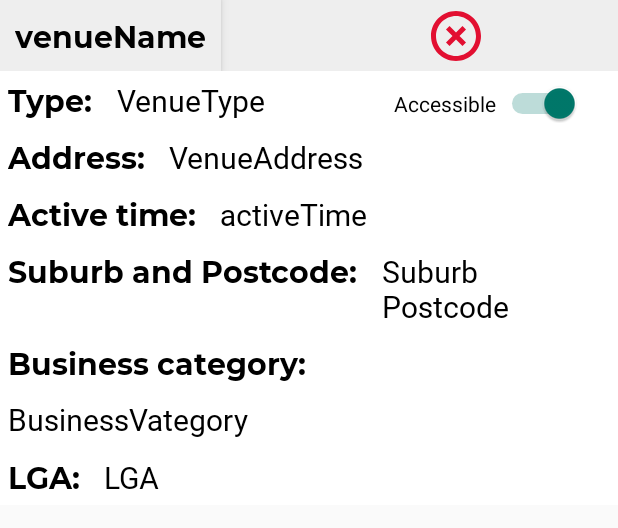
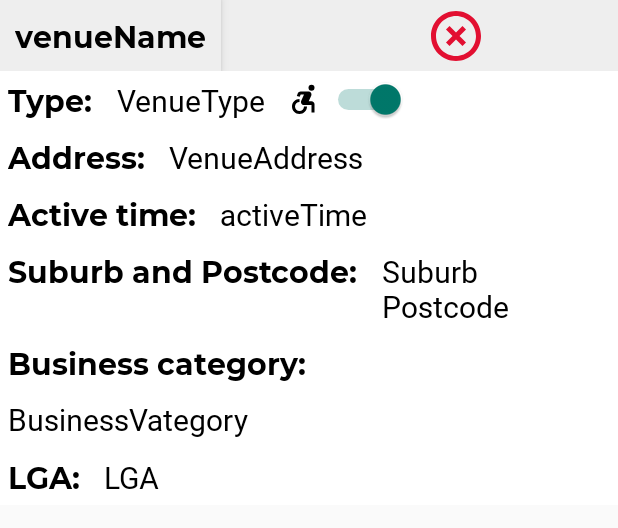
Before and after one commit to bongtaro13/Empower_Android, an Android app: the layout venuedetail_popup.xml on its own in the app's theme, with its tools: preview values and no code run, on a phone screen of 412 x 824 dp. Shown: the top 528 px of the screen. Run offline under Robolectric (Android 15) with nearby library versions, the phone set to English and light mode, and no system bars.

Commit message:
changing accessible text to wheelchair icon

```diff
--- /dev/null
+++ b/app/src/main/res/drawable/ic_accessible_forward_24px.xml
@@ -0,0 +1,12 @@
+<vector xmlns:android="http://schemas.android.com/apk/res/android"
+    android:width="24dp"
+    android:height="24dp"
+    android:viewportWidth="24"
+    android:viewportHeight="24">
+  <path
+      android:fillColor="#FF000000"
+      android:pathData="M17,4.54m-2,0a2,2 0,1 1,4 0a2,2 0,1 1,-4 0"/>
+  <path
+      android:fillColor="#FF000000"
+      android:pathData="M14,17h-2c0,1.65 -1.35,3 -3,3s-3,-1.35 -3,-3 1.35,-3 3,-3v-2c-2.76,0 -5,2.24 -5,5s2.24,5 5,5 5,-2.24 5,-5zM17,13.5h-1.86l1.67,-3.67C17.42,8.5 16.44,7 14.96,7h-5.2c-0.81,0 -1.54,0.47 -1.87,1.2L7.22,10l1.92,0.53L9.79,9L12,9l-1.83,4.1c-0.6,1.33 0.39,2.9 1.85,2.9L17,16v5h2v-5.5c0,-1.1 -0.9,-2 -2,-2z"/>
+</vector>
--- a/app/src/main/res/layout/venuedetail_popup.xml
+++ b/app/src/main/res/layout/venuedetail_popup.xml
@@ -56,7 +56,7 @@
 
 
     <LinearLayout
-        android:layout_width="wrap_content"
+        android:layout_width="match_parent"
         android:layout_height="wrap_content"
         android:orientation="horizontal">
 
@@ -71,7 +71,7 @@
 
         <TextView
             android:id="@+id/venueType_map_popup"
-            android:layout_width="match_parent"
+            android:layout_width="wrap_content"
             android:layout_height="wrap_content"
             android:fontFamily="@font/roboto_regular"
             android:padding="5dp"
@@ -79,13 +79,24 @@
             android:textColor="#000"
             android:textSize="20sp" />
 
+
+        <ImageView
+            android:id="@+id/wheelchair_icon"
+            android:paddingStart="@dimen/action_button_size"
+            android:layout_width="wrap_content"
+            android:layout_height="wrap_content"
+            android:layout_gravity="center|right"
+            android:src="@drawable/ic_accessible_forward_24px"
+            />
+
+
+
         <Switch
             android:id="@+id/accessible_switch"
             android:layout_width="wrap_content"
             android:layout_height="wrap_content"
             android:switchMinWidth="56dp"
-            android:paddingStart="80dp"
-            android:text="Accessible"
+            android:layout_gravity="center|right"
             android:checked="true"
             android:textOff="OFF"
             android:textOn="ON"/>
```
